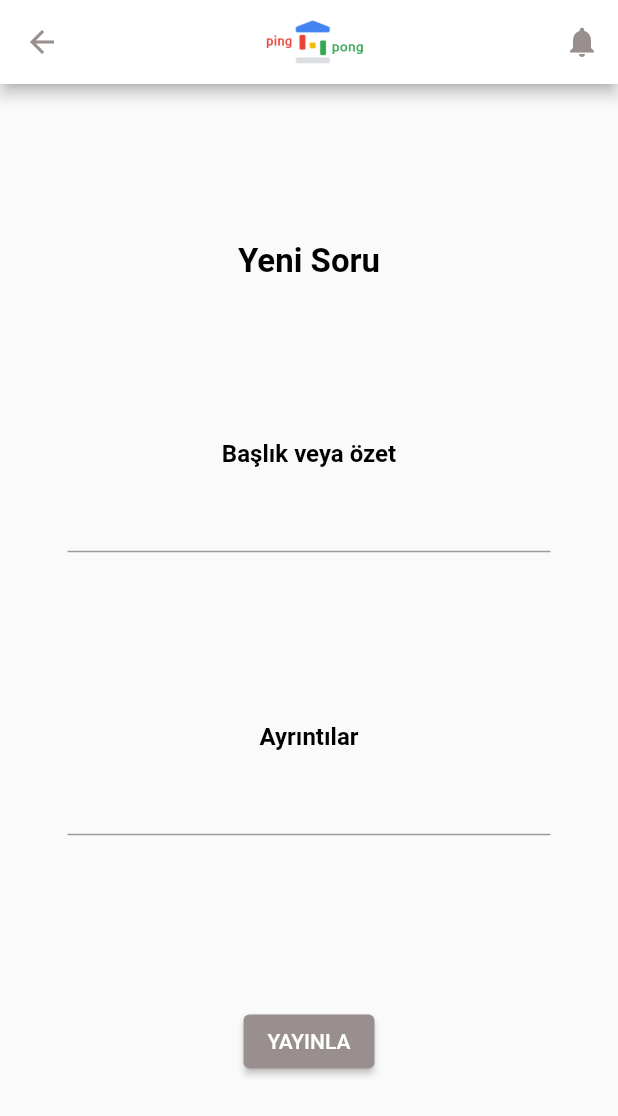
After one commit to batuhanozcan1605/appjamf4, a Flutter app: the OpenQuestionScreen screen opened directly, after a tap on "+ YENİ SORU", on a phone screen of 412 x 824 dp. The commit adds this screen. Shown: the top 1116 px of the screen. Run offline on Flutter 3.47's test engine with Material 2 defaults, Android fonts, the phone set to English and light mode, and no system bars; our stand-ins replace firebase_core, flutter_riverpod; accounts and stored records are empty; Roboto replaces fonts that are missing (Segoe UI).

Commit message:
soru ekleme tamam

```diff
--- a/lib/models/module_model.dart
+++ b/lib/models/module_model.dart
@@ -11,5 +11,6 @@ class Lesson {
   final String name;
   final List<Question>? questionList ;
 
+
   Lesson({required this.name, this.questionList});
 }
--- a/lib/models/question_model.dart
+++ b/lib/models/question_model.dart
@@ -1,10 +1,10 @@
 class Question {
   final String title;
-  final String? description;
+  final String description;
   final String username;
-  final int? plus;
-  final int? comment;
+  final int plus;
+  final int comment;
   final DateTime? timeStamp;
 
-  Question({required this.title, this.description, required this.username, this.plus, this.comment,this.timeStamp, });
+  Question({required this.title, required this.description, required this.username, required this.plus, required this.comment,this.timeStamp, });
 }
--- /dev/null
+++ b/lib/screens/new_question.dart
@@ -0,0 +1,113 @@
+import 'package:appjamf4/models/question_model.dart';
+import 'package:flutter/material.dart';
+import 'package:flutter_riverpod/flutter_riverpod.dart';
+import '../repository/question_repo.dart';
+
+class NewQuestion extends ConsumerWidget {
+  const NewQuestion({Key? key}) : super(key: key);
+
+
+  @override
+  Widget build(BuildContext context, WidgetRef ref) {
+    final questionsRepo = ref.watch(questionsProvider);
+    TextEditingController controller = TextEditingController();
+    TextEditingController controller2 = TextEditingController();
+
+    return Scaffold(
+      appBar: AppBar(
+        backgroundColor: Colors.white,
+        leading: const BackButton(
+          color: Color(0xFF9A8F8F),
+        ),
+        actions: [
+          IconButton(
+            icon: Icon(Icons.notifications, color: Color(0xFF9A8F8F),),
+            onPressed: () {
+
+            },
+          ),
+        ],
+        title: Center(
+          child: GestureDetector(
+            onTap: (){
+
+            },
+            child: Image.asset(
+              'images/logo.png',
+              height: 30,
+            ),
+          ),
+        ),
+      ),
+      body: Column(
+        crossAxisAlignment: CrossAxisAlignment.center,
+        mainAxisAlignment: MainAxisAlignment.spaceEvenly,
+        children: [
+          const Text(
+            'Yeni Soru',
+            style: TextStyle(
+              fontFamily: 'Segoe UI',
+              fontSize: 22,
+              color: const Color(0xff000000),
+              fontWeight: FontWeight.w700,
+            ),
+            softWrap: false,
+          ),
+          Column(
+            children: [
+             const Text(
+                'Başlık veya özet',
+                style: TextStyle(
+                  fontFamily: 'Segoe UI',
+                  fontSize: 16,
+                  color: const Color(0xff000000),
+                  fontWeight: FontWeight.w700,
+                ),
+                softWrap: false,
+              ),
+              Padding(
+                padding: const EdgeInsets.symmetric(horizontal: 45.0, vertical: 8.0),
+                child: TextField(
+                  controller: controller,
+                ),
+              ),
+            ],
+          ),
+
+          Column(
+            children: [
+              const Text(
+                'Ayrıntılar',
+                style: TextStyle(
+                  fontFamily: 'Segoe UI',
+                  fontSize: 16,
+                  color: const Color(0xff000000),
+                  fontWeight: FontWeight.w700,
+                ),
+                softWrap: false,
+              ),
+              Padding(
+                padding: const EdgeInsets.symmetric(horizontal: 45.0, vertical: 8),
+                child: TextField(
+                  controller: controller2,
+                ),
+              ),
+            ],
+          ),
+
+          ElevatedButton(
+            style: ElevatedButton.styleFrom(
+              backgroundColor: Color(0xFF9A8F8F),
+            ),
+              onPressed: (){
+              Question question = Question(title: controller.text, description: controller2.text, username: "Admin", plus: 0, comment: 0);
+              ref.read(questionsProvider).addQuestion(question);
+              Navigator.pop(context);
+              },
+              child: const Text("YAYINLA")
+          )
+        ],
+      ),
+    );
+  }
+}
--- /dev/null
+++ b/lib/screens/open_question_screen.dart
@@ -0,0 +1,85 @@
+import 'package:appjamf4/models/question_model.dart';
+import 'package:appjamf4/repository/question_repo.dart';
+import 'package:flutter/material.dart';
+import 'package:flutter_riverpod/flutter_riverpod.dart';
+import '../widgets/widgets.dart';
+import 'new_question.dart';
+
+class OpenQuestionScreen extends ConsumerWidget {
+  const OpenQuestionScreen({Key? key}) : super(key: key);
+
+  @override
+  Widget build(BuildContext context, WidgetRef ref) {
+    final questionsRepo = ref.watch(questionsProvider);
+
+    return Scaffold(
+      appBar: AppBar(
+        backgroundColor: Colors.white,
+        leading: const BackButton(
+          color: Color(0xFF9A8F8F),
+        ),
+        actions: [
+          IconButton(
+            icon: Icon(Icons.notifications, color: Color(0xFF9A8F8F),),
+            onPressed: () {
+
+            },
+          ),
+        ],
+        title: Center(
+          child: GestureDetector(
+            onTap: (){
+
+            },
+            child: Image.asset(
+              'images/logo.png',
+              height: 30,
+            ),
+          ),
+        ),
+      ),
+      body: Column(
+        crossAxisAlignment: CrossAxisAlignment.center,
+        children: [
+        SizedBox(
+        height: 70,
+        child: Container(
+          decoration: BoxDecoration(
+              border: Border(
+                  bottom: BorderSide(width: 1.0, color: Colors.grey)
+              )
+          ),
+          child: Center(
+            child: Padding(
+              padding: const EdgeInsets.symmetric(vertical: 6, horizontal: 6),
+              child: Text(
+                'Flutter Kurulumu: Flutter SDK',
+                style: TextStyle(
+                    fontWeight: FontWeight.bold
+                ),
+              ),
+            ),
+          ),
+        ),
+      ),
+
+        Expanded(
+          child: ListView.separated(
+              itemBuilder: (context, index) => Questions(questionsRepo.questionList[index]),
+              separatorBuilder: (context, index) => const Divider(),
+              itemCount: questionsRepo.questionList.length),
+        )
+       ]
+      ),
+      floatingActionButton: FloatingActionButton.extended(
+          backgroundColor: Colors.orange,
+          label: Text("+ YENİ SORU"),
+          onPressed: (){
+            Navigator.push(
+                context,
+                MaterialPageRoute(
+                    builder: (BuildContext context) => NewQuestion()));
+          }),
+    );
+  }
+}
--- a/lib/screens/questions_screen.dart
+++ b/lib/screens/questions_screen.dart
@@ -1,3 +1,4 @@
+import 'package:appjamf4/screens/new_question.dart';
 import 'package:appjamf4/widgets/questions.dart';
 import 'package:flutter/material.dart';
 import 'package:flutter_riverpod/flutter_riverpod.dart';
@@ -72,7 +73,7 @@ class QuestionsScreen extends StatelessWidget {
                 itemCount: questionList!.length),
           ) : Padding(
             padding: const EdgeInsets.only(top: 100),
-            child: const Center(child: Text("NULL"),),
+            child: const Center(child: Text("Coming Soon!"),),
           )
         ],
       ),
--- a/lib/screens/screens.dart
+++ b/lib/screens/screens.dart
@@ -1,3 +1,6 @@
 export 'main_screen.dart';
 export 'modules_screen.dart';
 export 'subcourses_screen.dart';
+export 'new_question.dart';
+export 'questions_screen.dart';
+export 'modules_screen.dart';
--- a/lib/widgets/questions.dart
+++ b/lib/widgets/questions.dart
@@ -9,7 +9,7 @@ class Questions extends ConsumerWidget {
 
   @override
   Widget build(BuildContext context, WidgetRef ref) {
-
+    final questionsRepo = ref.watch(questionsProvider);
 
     return Padding(
       padding: const EdgeInsets.symmetric(horizontal: 32.0, vertical: 20),
@@ -20,9 +20,10 @@ class Questions extends ConsumerWidget {
               Container(
                 height: 30,
                 width: 30,
-                decoration: const BoxDecoration(
-                  shape: BoxShape.circle,
-                  color: Color(0xFF707070),
+                decoration: BoxDecoration(
+                  color: const Color(0xffffffff),
+                  borderRadius: BorderRadius.all(Radius.elliptical(9999.0, 9999.0)),
+                  border: Border.all(width: 1.0, color: const Color(0xff707070)),
                 ),
               ),
               Padding(
@@ -36,7 +37,7 @@ class Questions extends ConsumerWidget {
             ],
           ),
           Padding(
-            padding: const EdgeInsets.all(8.0),
+            padding: const EdgeInsets.symmetric(vertical: 12.0, horizontal: 6),
             child: Row(
               children: [
                 Flexible(child: Text("${question.description}")),
```
Also changed, not shown: lib/models/dummy_data.dart (+21 -3 lines), lib/repository/question_repo.dart (+9 -16 lines), lib/widgets/nestedscroll.dart (+22 -6 lines), images/logo.png.
